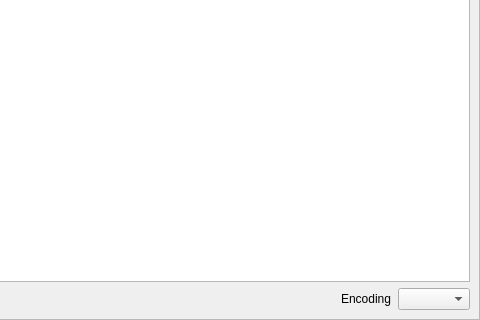
The window that src/OplPcTools/UI/VmcDetailsActivity.ui (brainstream/OPL-PC-Tools) describes before a commit, drawn with Qt 5; both pictures show x 351 to 831 and y 256 to 576 of the 831 by 576 pixel window.
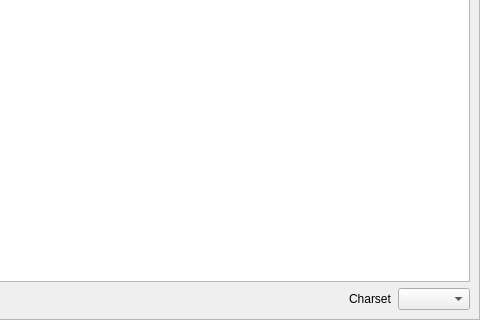
The same window after the commit. Icons and pictures are not drawn. Custom widgets are drawn as their Qt base class.

Commit message: Information about charset added in the VMC list and VMC properties dialog

Patch:
```diff
--- a/src/OplPcTools/UI/VmcDetailsActivity.ui
+++ b/src/OplPcTools/UI/VmcDetailsActivity.ui
@@ -195,7 +195,7 @@
         <item>
          <widget class="QLabel" name="mp_label_encoding">
           <property name="text">
-           <string>Encoding</string>
+           <string>Charset</string>
           </property>
          </widget>
         </item>
```
Left out of the diff: 6 changed lines with no effect on the pictures. The commit also changes 10 other files.
